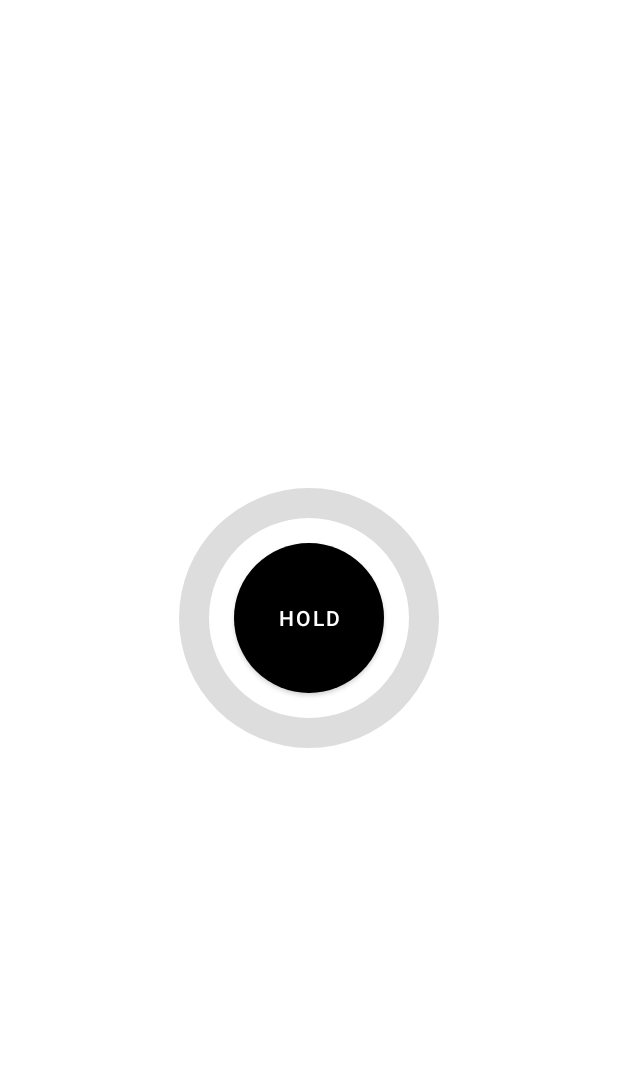
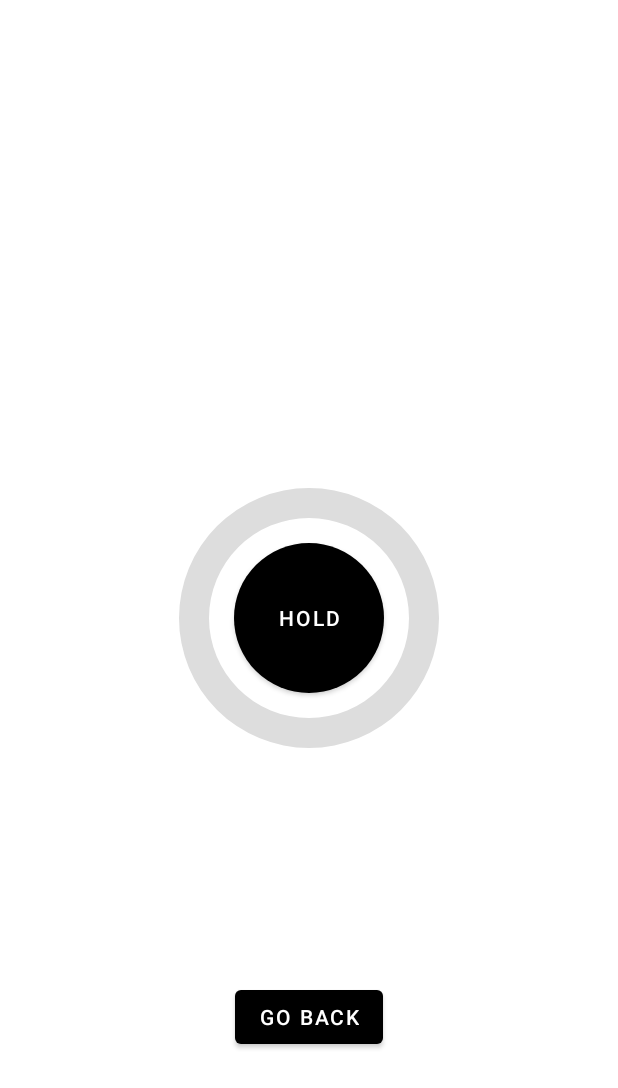
Before and after one commit to riyasatzaman/dataCollector-app-dev, an Android app: the RoomRecordActivity screen opened directly, with no data from a screen before it, on a phone screen of 412 x 824 dp. Shown: the top 1088 px of the screen. Run offline under Robolectric (Android 15) with nearby library versions, the phone set to English and light mode, and no system bars; our stand-ins replace Firebase (no records; nobody signed in at launch, a user with empty details on screens opened directly).

Commit message:
UX back and stuff

```diff
--- a/app/src/main/java/com/example/datacollectorx/view/RoomRecordActivity.java
+++ b/app/src/main/java/com/example/datacollectorx/view/RoomRecordActivity.java
@@ -45,6 +45,7 @@ public class RoomRecordActivity extends AppCompatActivity implements SensorEvent
     private boolean isHolding = false;
     private boolean shouldRecord = false;
     private boolean isRoomAlreadyScanned = false;
+    private Button buttonGoBack;
 
     private SensorManager sensorManager;
     private Sensor accelerometer, magnetometer, gyroscope;
@@ -58,6 +59,11 @@ public class RoomRecordActivity extends AppCompatActivity implements SensorEvent
     protected void onCreate(Bundle savedInstanceState) {
         super.onCreate(savedInstanceState);
         setContentView(R.layout.activity_room_record);
+
+        buttonGoBack = findViewById(R.id.buttonGoBack_room_record);
+        buttonGoBack.setOnClickListener(v -> {
+            finish();
+        });
 
         // Initialize Firebase instances
         db = FirebaseFirestore.getInstance();
--- a/app/src/main/res/layout/activity_room_record.xml
+++ b/app/src/main/res/layout/activity_room_record.xml
@@ -34,5 +34,15 @@
         app:layout_constraintBottom_toBottomOf="@id/circularProgressBar"
         app:layout_constraintStart_toStartOf="@id/circularProgressBar"
         app:layout_constraintEnd_toEndOf="@id/circularProgressBar" />
+    <Button
+        android:layout_width="wrap_content"
+        android:layout_height="wrap_content"
+        android:text="Go Back"
+        android:id="@+id/buttonGoBack_room_record"
+        app:layout_constraintTop_toBottomOf="@id/circularProgressBar"
+        app:layout_constraintStart_toStartOf="parent"
+        app:layout_constraintEnd_toEndOf="parent"
+        app:layout_constraintBottom_toBottomOf="parent"
+        android:layout_marginTop="19dp"/>
 
 </androidx.constraintlayout.widget.ConstraintLayout>
```
Also changed, not shown: app/src/main/java/com/example/datacollectorx/view/BuildingSelectionActivity.java (+8 -0 lines), app/src/main/java/com/example/datacollectorx/view/RoomOCRActivity.java (+7 -1 lines), app/src/main/res/layout/activity_room_ocr.xml (+8 -0 lines), app/src/main/res/mipmap-hdpi/ic_launcher.png (added), app/src/main/res/mipmap-hdpi/ic_launcher.webp (deleted), app/src/main/res/mipmap-hdpi/ic_launcher_round.webp (deleted), app/src/main/res/mipmap-mdpi/ic_launcher.png (added), app/src/main/res/mipmap-mdpi/ic_launcher.webp (deleted), app/src/main/res/mipmap-mdpi/ic_launcher_round.webp (deleted), app/src/main/res/mipmap-xhdpi/ic_launcher.png (added), app/src/main/res/mipmap-xhdpi/ic_launcher.webp (deleted), app/src/main/res/mipmap-xhdpi/ic_launcher_round.webp (deleted), app/src/main/res/mipmap-xxhdpi/ic_launcher.png (added), app/src/main/res/mipmap-xxhdpi/ic_launcher.webp (deleted), 4 more files.
